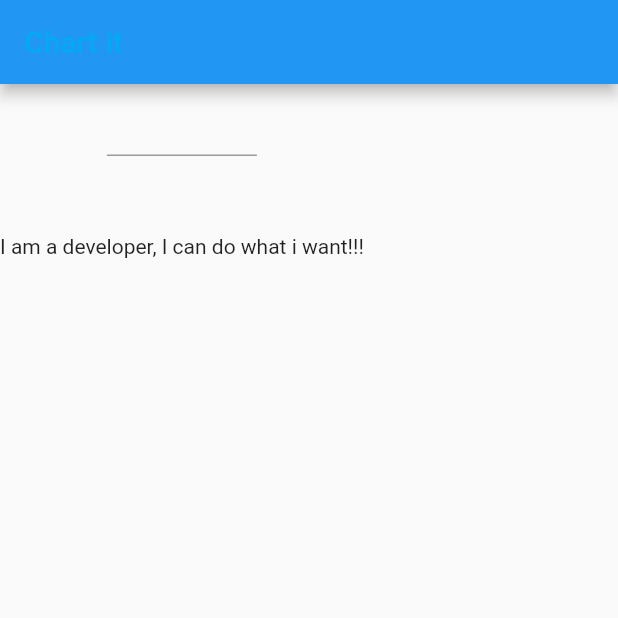
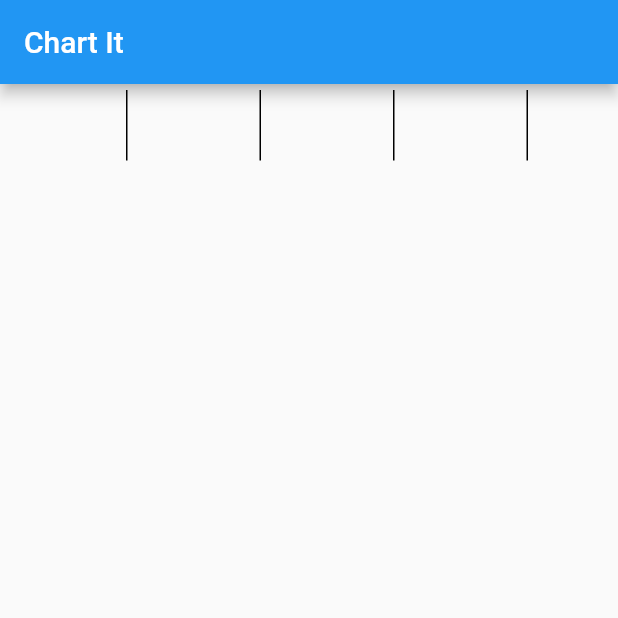
Before and after one commit to michalfain/ChartItFlutter, a Flutter app: the screen it shows after launch, on a phone screen of 412 x 824 dp, the top half of it. Run offline on Flutter 3.47's test engine with Material 2 defaults, Android fonts, the light colour scheme and no system bars.

Commit message:
added bar lines

```diff
--- a/lib/main.dart
+++ b/lib/main.dart
@@ -17,16 +17,20 @@ class _MyAppState extends State<MyApp> {
       home: Scaffold(
         appBar: AppBar(
           title: Text(
-            "Chart it",
-            style: TextStyle(color: Colors.lightBlue),
+            "Chart It",
+            style: TextStyle(color: Colors.white),
           ),
         ),
         body: Column(
           children: [
-            GetChord(),
-            Container(
-              child: Text('I am a developer, I can do what i want!!!'),
-            )
+            Row(
+              children: [
+                GetChord(),
+                GetChord(),
+                GetChord(),
+                GetChord(),
+              ],
+            ),
           ],
         ),
       ),
--- a/lib/widgets/ChordWidget.dart
+++ b/lib/widgets/ChordWidget.dart
@@ -1,8 +1,7 @@
+import 'package:flutter/cupertino.dart';
 import 'package:flutter/material.dart';
 
 class GetChord extends StatefulWidget {
-//  final String chord;
-//  GetChord(this.chord);
   @override
   _GetChordState createState() => _GetChordState();
 }
@@ -11,13 +10,35 @@ class _GetChordState extends State<GetChord> {
   String chord;
   @override
   Widget build(BuildContext context) {
-    return Container(
-      height: 100.0, width: 100.0,
-      child: TextField(onChanged: (String c){
-        setState(() {
-          chord = c;
-        });
-      },),
+    return Padding(
+      padding: const EdgeInsets.all(4.0),
+      child: Row(
+        mainAxisAlignment: MainAxisAlignment.start,
+        crossAxisAlignment: CrossAxisAlignment.start,
+        children: [
+          Container(
+            height: 80.0,
+            width: 80.0,
+            child: TextField(
+              decoration: InputDecoration(
+//                filled: true,
+//                fillColor: Colors.grey[100],
+                border: InputBorder.none,
+              ),
+              onChanged: (String c) {
+                setState(() {
+                  chord = c;
+                });
+              },
+            ),
+          ),
+          Container(
+            height: 47.0,
+            width: 1.0,
+            color: Colors.black,
+          ),
+        ],
+      ),
     );
   }
 }
```
